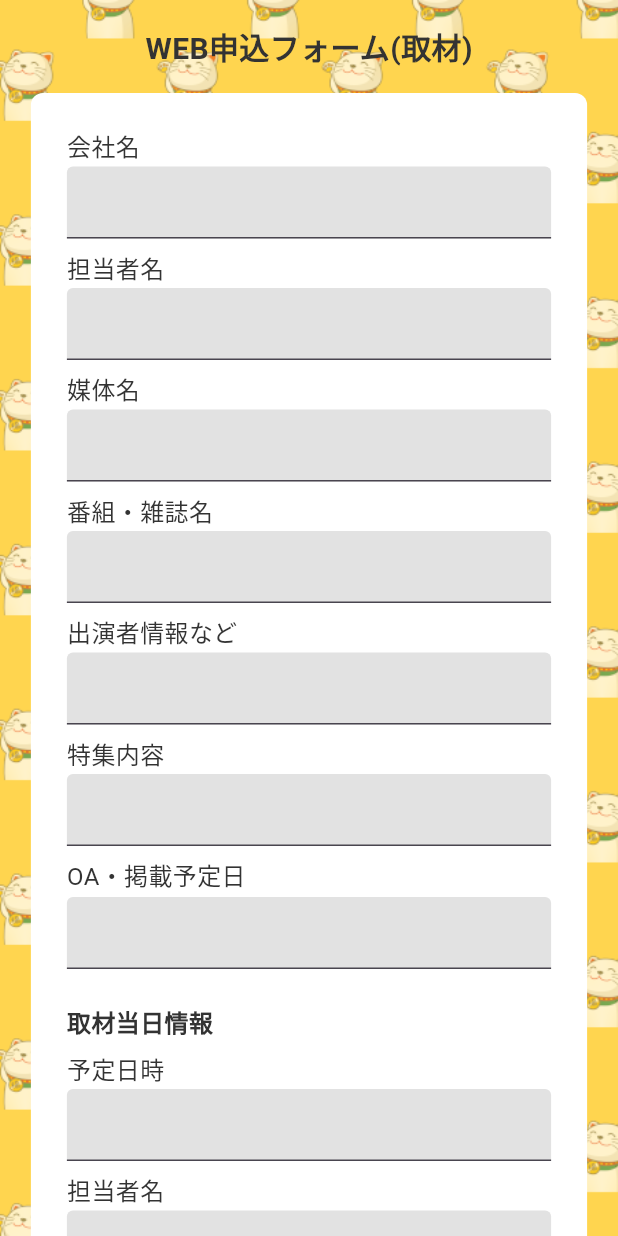
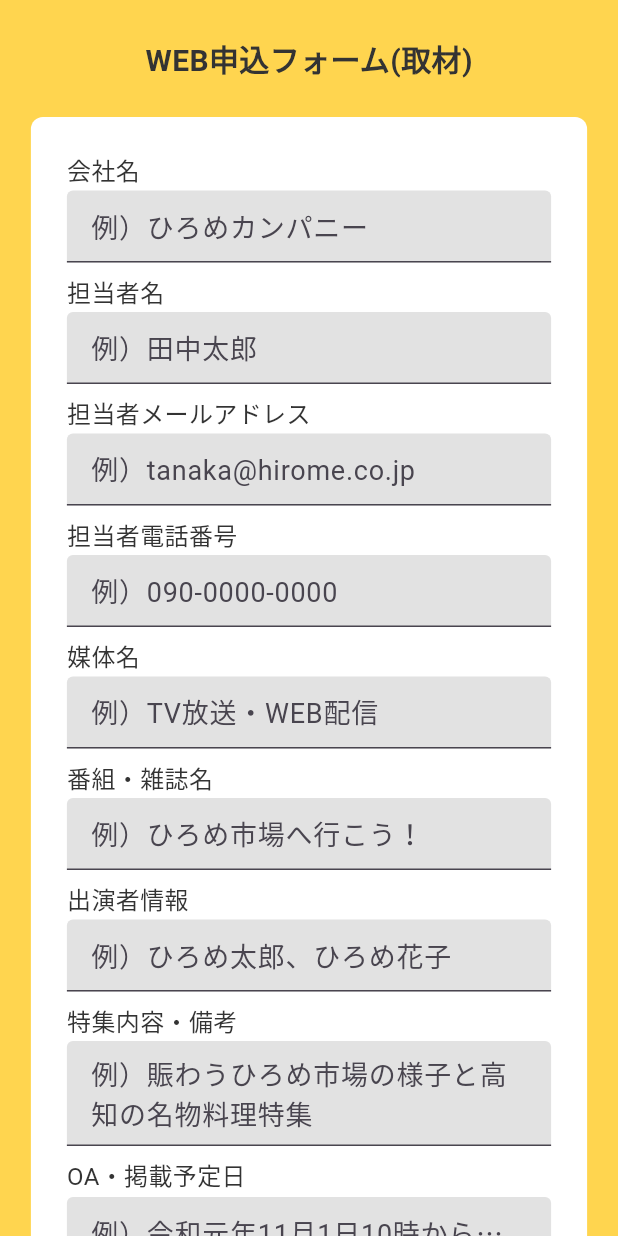
Before and after one commit to agora-creation/miel_work_request_interview_web, a Flutter app: the screen it shows after launch, on a phone screen of 412 x 824 dp. Run offline on Flutter 3.47's test engine with Material 3 defaults, Android fonts, the phone set to English and light mode, and no system bars; our stand-ins replace calendar_date_picker2, cloud_firestore, firebase_auth, firebase_core, font_awesome_flutter, modal_bottom_sheet and 2 more; missing offline and left inert: alert_banner, common_utils; accounts and stored records are empty; Roboto replaces fonts that are missing (SourceHanSansJP-Bold, SourceHanSansJP-Regular).

Commit message:
20241008 commit

```diff
--- a/lib/screens/step1.dart
+++ b/lib/screens/step1.dart
@@ -1,13 +1,12 @@
 import 'package:flutter/material.dart';
-import 'package:miel_work_request_interview_web/common/functions.dart';
 import 'package:miel_work_request_interview_web/common/style.dart';
-import 'package:miel_work_request_interview_web/providers/request_interview.dart';
-import 'package:miel_work_request_interview_web/widgets/animation_background.dart';
+import 'package:miel_work_request_interview_web/screens/step2.dart';
 import 'package:miel_work_request_interview_web/widgets/custom_button.dart';
 import 'package:miel_work_request_interview_web/widgets/custom_text_field.dart';
+import 'package:miel_work_request_interview_web/widgets/dotted_divider.dart';
 import 'package:miel_work_request_interview_web/widgets/form_label.dart';
 import 'package:miel_work_request_interview_web/widgets/responsive_box.dart';
-import 'package:provider/provider.dart';
+import 'package:page_transition/page_transition.dart';
 
 class Step1Screen extends StatefulWidget {
   const Step1Screen({super.key});
@@ -19,16 +18,12 @@ class Step1Screen extends StatefulWidget {
 class _Step1ScreenState extends State<Step1Screen> {
   @override
   Widget build(BuildContext context) {
-    final interviewProvider = Provider.of<RequestInterviewProvider>(context);
     return Scaffold(
-      body: Stack(
-        children: [
-          const AnimationBackground(),
-          SingleChildScrollView(
+      body: SingleChildScrollView(
         child: Center(
           child: Column(
             children: [
-                  const SizedBox(height: 16),
+              const SizedBox(height: 24),
               const Text(
                 'WEB申込フォーム(取材)',
                 style: TextStyle(
@@ -37,7 +32,7 @@ class _Step1ScreenState extends State<Step1Screen> {
                   fontFamily: 'SourceHanSansJP-Bold',
                 ),
               ),
-                  const SizedBox(height: 16),
+              const SizedBox(height: 24),
               ResponsiveBox(
                 children: [
                   FormLabel(
@@ -46,6 +41,7 @@ class _Step1ScreenState extends State<Step1Screen> {
                       controller: TextEditingController(),
                       textInputType: TextInputType.text,
                       maxLines: 1,
+                      hintText: '例）ひろめカンパニー',
                     ),
                   ),
                   const SizedBox(height: 8),
@@ -55,6 +51,27 @@ class _Step1ScreenState extends State<Step1Screen> {
                       controller: TextEditingController(),
                       textInputType: TextInputType.text,
                       maxLines: 1,
+                      hintText: '例）田中太郎',
+                    ),
+                  ),
+                  const SizedBox(height: 8),
+                  FormLabel(
+                    '担当者メールアドレス',
+                    child: CustomTextField(
+                      controller: TextEditingController(),
+                      textInputType: TextInputType.text,
+                      maxLines: 1,
+                      hintText: '例）tanaka@hirome.co.jp',
+                    ),
+                  ),
+                  const SizedBox(height: 8),
+                  FormLabel(
+                    '担当者電話番号',
+                    child: CustomTextField(
+                      controller: TextEditingController(),
+                      textInputType: TextInputType.text,
+                      maxLines: 1,
+                      hintText: '例）090-0000-0000',
                     ),
                   ),
                   const SizedBox(height: 8),
@@ -64,6 +81,7 @@ class _Step1ScreenState extends State<Step1Screen> {
                       controller: TextEditingController(),
                       textInputType: TextInputType.text,
                       maxLines: 1,
+                      hintText: '例）TV放送・WEB配信',
                     ),
                   ),
                   const SizedBox(height: 8),
@@ -73,24 +91,27 @@ class _Step1ScreenState extends State<Step1Screen> {
                       controller: TextEditingController(),
                       textInputType: TextInputType.text,
                       maxLines: 1,
+                      hintText: '例）ひろめ市場へ行こう！',
                     ),
                   ),
                   const SizedBox(height: 8),
                   FormLabel(
-                        '出演者情報など',
+                    '出演者情報',
                     child: CustomTextField(
                       controller: TextEditingController(),
                       textInputType: TextInputType.text,
                       maxLines: 1,
+                      hintText: '例）ひろめ太郎、ひろめ花子',
                     ),
                   ),
                   const SizedBox(height: 8),
                   FormLabel(
-                        '特集内容',
+                    '特集内容・備考',
                     child: CustomTextField(
                       controller: TextEditingController(),
-                          textInputType: TextInputType.text,
-                          maxLines: 1,
+                      textInputType: TextInputType.multiline,
+                      maxLines: null,
+                      hintText: '例）賑わうひろめ市場の様子と高知の名物料理特集',
                     ),
                   ),
                   const SizedBox(height: 8),
@@ -100,13 +121,16 @@ class _Step1ScreenState extends State<Step1Screen> {
                       controller: TextEditingController(),
                       textInputType: TextInputType.text,
                       maxLines: 1,
+                      hintText: '例）令和元年11月1日10時から放送予定',
                     ),
                   ),
                   const SizedBox(height: 24),
+                  const DottedDivider(),
+                  const SizedBox(height: 16),
                   const Text(
                     '取材当日情報',
                     style: TextStyle(
-                          fontSize: 16,
+                      fontSize: 18,
                       fontWeight: FontWeight.bold,
                       fontFamily: 'SourceHanSansJP-Bold',
                     ),
@@ -118,6 +142,7 @@ class _Step1ScreenState extends State<Step1Screen> {
                       controller: TextEditingController(),
                       textInputType: TextInputType.text,
                       maxLines: 1,
+                      hintText: '例）令和元年9月30日14:00〜16:00',
                     ),
                   ),
                   const SizedBox(height: 8),
@@ -127,6 +152,7 @@ class _Step1ScreenState extends State<Step1Screen> {
                       controller: TextEditingController(),
                       textInputType: TextInputType.text,
                       maxLines: 1,
+                      hintText: '例）山田二郎',
                     ),
                   ),
                   const SizedBox(height: 8),
@@ -136,15 +162,25 @@ class _Step1ScreenState extends State<Step1Screen> {
                       controller: TextEditingController(),
                       textInputType: TextInputType.text,
                       maxLines: 1,
+                      hintText: '例）2時間程度',
                     ),
                   ),
                   const SizedBox(height: 8),
                   FormLabel(
                     '席予約',
-                        child: CustomTextField(
-                          controller: TextEditingController(),
-                          textInputType: TextInputType.text,
-                          maxLines: 1,
+                    child: Container(
+                      decoration: const BoxDecoration(
+                        border: Border(
+                          top: BorderSide(color: kDisabledColor),
+                          bottom: BorderSide(color: kDisabledColor),
+                        ),
+                      ),
+                      child: CheckboxListTile(
+                        title: const Text('必要な場合はチェックを入れてください'),
+                        value: false,
+                        onChanged: (value) {},
+                        controlAffinity: ListTileControlAffinity.leading,
+                      ),
                     ),
                   ),
                   const SizedBox(height: 8),
@@ -154,6 +190,7 @@ class _Step1ScreenState extends State<Step1Screen> {
                       controller: TextEditingController(),
                       textInputType: TextInputType.text,
                       maxLines: 1,
+                      hintText: '例）明神丸、黒潮物産',
                     ),
                   ),
                   const SizedBox(height: 8),
@@ -163,22 +200,28 @@ class _Step1ScreenState extends State<Step1Screen> {
                       controller: TextEditingController(),
                       textInputType: TextInputType.text,
                       maxLines: 1,
+                      hintText:
+                          '例）タレント2名(ひろめ太郎・ひろめくん)、スタッフ4名、カメラマン1名、ディレクター1名、AD2名',
                     ),
                   ),
                   const SizedBox(height: 8),
                   FormLabel(
-                        '取材内容',
+                    '取材内容・備考',
                     child: CustomTextField(
                       controller: TextEditingController(),
-                          textInputType: TextInputType.text,
-                          maxLines: 1,
+                      textInputType: TextInputType.multiline,
+                      maxLines: null,
+                      hintText:
+                          '例）ひろめ太郎とゲストのひろめくんが館内を散策する様子とカツオのたたきや芋けんぴを食べる様子',
                     ),
                   ),
                   const SizedBox(height: 24),
+                  const DottedDivider(),
+                  const SizedBox(height: 16),
                   const Text(
                     'ロケハン情報',
                     style: TextStyle(
-                          fontSize: 16,
+                      fontSize: 18,
                       fontWeight: FontWeight.bold,
                       fontFamily: 'SourceHanSansJP-Bold',
                     ),
@@ -190,6 +233,7 @@ class _Step1ScreenState extends State<Step1Screen> {
                       controller: TextEditingController(),
                       textInputType: TextInputType.text,
                       maxLines: 1,
+                      hintText: '例）令和元年9月20日14:00〜15:00',
                     ),
                   ),
                   const SizedBox(height: 8),
@@ -199,6 +243,7 @@ class _Step1ScreenState extends State<Step1Screen> {
                       controller: TextEditingController(),
                       textInputType: TextInputType.text,
                       maxLines: 1,
+                      hintText: '例）田中太郎',
                     ),
                   ),
                   const SizedBox(height: 8),
@@ -208,22 +253,26 @@ class _Step1ScreenState extends State<Step1Screen> {
                       controller: TextEditingController(),
                       textInputType: TextInputType.text,
                       maxLines: 1,
+                      hintText: '例）2名',
                     ),
                   ),
                   const SizedBox(height: 8),
                   FormLabel(
-                        'ロケハン内容',
+                    'ロケハン内容・備考',
                     child: CustomTextField(
                       controller: TextEditingController(),
-                          textInputType: TextInputType.text,
-                          maxLines: 1,
+                      textInputType: TextInputType.multiline,
+                      maxLines: null,
+                      hintText: '例）9/17(火)〜9/20(金)のいずれかの日程で14:00〜15:00',
                     ),
                   ),
                   const SizedBox(height: 24),
+                  const DottedDivider(),
+                  const SizedBox(height: 16),
                   const Text(
                     'インサート撮影情報',
                     style: TextStyle(
-                          fontSize: 16,
+                      fontSize: 18,
                       fontWeight: FontWeight.bold,
                       fontFamily: 'SourceHanSansJP-Bold',
                     ),
@@ -235,6 +284,7 @@ class _Step1ScreenState extends State<Step1Screen> {
                       controller: TextEditingController(),
                       textInputType: TextInputType.text,
                       maxLines: 1,
+                      hintText: '例）令和元年10月1日14:00〜15:00',
                     ),
                   ),
                   const SizedBox(height: 8),
@@ -244,6 +294,7 @@ class _Step1ScreenState extends State<Step1Screen> {
                       controller: TextEditingController(),
                       textInputType: TextInputType.text,
                       maxLines: 1,
+                      hintText: '例）山田太郎',
                     ),
                   ),
                   const SizedBox(height: 8),
@@ -253,15 +304,25 @@ class _Step1ScreenState extends State<Step1Screen> {
                       controller: TextEditingController(),
                       textInputType: TextInputType.text,
                       maxLines: 1,
+                      hintText: '例）1時間程度',
                     ),
                   ),
                   const SizedBox(height: 8),
                   FormLabel(
                     '席予約',
-                        child: CustomTextField(
-                          controller: TextEditingController(),
-                          textInputType: TextInputType.text,
-                          maxLines: 1,
+                    child: Container(
+                      decoration: const BoxDecoration(
+                        border: Border(
+                          top: BorderSide(color: kDisabledColor),
+                          bottom: BorderSide(color: kDisabledColor),
+                        ),
+                      ),
+                      child: CheckboxListTile(
+                        title: const Text('必要な場合はチェックを入れてください'),
+                        value: false,
+                        onChanged: (value) {},
+                        controlAffinity: ListTileControlAffinity.leading,
+                      ),
                     ),
                   ),
                   const SizedBox(height: 8),
@@ -271,6 +332,7 @@ class _Step1ScreenState extends State<Step1Screen> {
                       controller: TextEditingController(),
                       textInputType: TextInputType.text,
                       maxLines: 1,
+                      hintText: '例）明神丸、黒潮物産',
                     ),
                   ),
                   const SizedBox(height: 8),
@@ -280,35 +342,49 @@ class _Step1ScreenState extends State<Step1Screen> {
                       controller: TextEditingController(),
                       textInputType: TextInputType.text,
                       maxLines: 1,
+                      hintText: '例）3名',
                     ),
                   ),
                   const SizedBox(height: 8),
                   FormLabel(
-                        '撮影内容',
+                    '撮影内容・備考',
                     child: CustomTextField(
                       controller: TextEditingController(),
-                          textInputType: TextInputType.text,
-                          maxLines: 1,
+                      textInputType: TextInputType.multiline,
+                      maxLines: null,
+                      hintText: '例）ひろめ市場の内観・外観、カツオのたたきを焼いている映像',
                     ),
                   ),
                   const SizedBox(height: 24),
+                  const DottedDivider(),
+                  const SizedBox(height: 16),
+                  FormLabel(
+                    'その他連絡事項',
+                    child: CustomTextField(
+                      controller: TextEditingController(),
+                      textInputType: TextInputType.multiline,
+                      maxLines: null,
+                    ),
+                  ),
+                  const SizedBox(height: 16),
+                  const DottedDivider(),
+                  const SizedBox(height: 32),
                   CustomButton(
                     type: ButtonSizeType.lg,
                     label: '入力内容を確認',
                     labelColor: kWhiteColor,
                     backgroundColor: kBlueColor,
                     onPressed: () async {
-                          String? error = await interviewProvider.create();
-                          if (error != null) {
-                            if (!mounted) return;
-                            showMessage(context, error, false);
-                            return;
-                          }
-                          if (!mounted) return;
-                          showMessage(context, '申込が完了しました', true);
+                      Navigator.push(
+                        context,
+                        PageTransition(
+                          type: PageTransitionType.rightToLeft,
+                          child: Step2Screen(),
+                        ),
+                      );
                     },
                   ),
-                      const SizedBox(height: 24),
+                  const SizedBox(height: 40),
                 ],
               ),
               const SizedBox(height: 80),
@@ -316,8 +392,6 @@ class _Step1ScreenState extends State<Step1Screen> {
           ),
         ),
       ),
-        ],
-      ),
     );
   }
 }
--- /dev/null
+++ b/lib/widgets/dotted_divider.dart
@@ -0,0 +1,37 @@
+import 'package:flutter/material.dart';
+
+class DottedDivider extends StatelessWidget {
+  const DottedDivider({super.key});
+
+  @override
+  Widget build(BuildContext context) {
+    return LayoutBuilder(
+      builder: (BuildContext context, BoxConstraints constraints) {
+        final double lineWidth = constraints.maxWidth; // Dividerの横幅
+        const double dashWidth = 5.0; // 点線の幅
+        const double dashSpace = 5.0; // 線と線の間隔
+
+        // 点線の個数を計算
+        int dashCount = (lineWidth / (dashWidth + dashSpace)).floor();
+
+        return SizedBox(
+          width: lineWidth,
+          height: 1.0, // Dividerの高さ
+          child: ListView.builder(
+            itemCount: dashCount,
+            scrollDirection: Axis.horizontal,
+            itemBuilder: (BuildContext context, int index) {
+              // 各点線の描画
+              return Container(
+                width: dashWidth,
+                height: 1.0, // 点線の高さ
+                color: Colors.black, // 点線の色
+                margin: const EdgeInsets.symmetric(horizontal: dashSpace),
+              );
+            },
+          ),
+        );
+      },
+    );
+  }
+}
--- a/pubspec.yaml
+++ b/pubspec.yaml
@@ -53,7 +53,6 @@ flutter:
 
   assets:
     - assets/fonts/
-    - assets/images/
 
   fonts:
     - family: SourceHanSansJP-Bold
```
Also changed, not shown: lib/screens/step2.dart (added, +233 -0 lines), lib/screens/step3.dart (added, +73 -0 lines), lib/widgets/animation_background.dart (deleted, +0 -69 lines), lib/widgets/form_value.dart (added, +44 -0 lines), lib/widgets/link_text.dart (added, +39 -0 lines), assets/images/background.png (deleted), 1 other file. Lines whose indentation alone changed are shown as unchanged.
